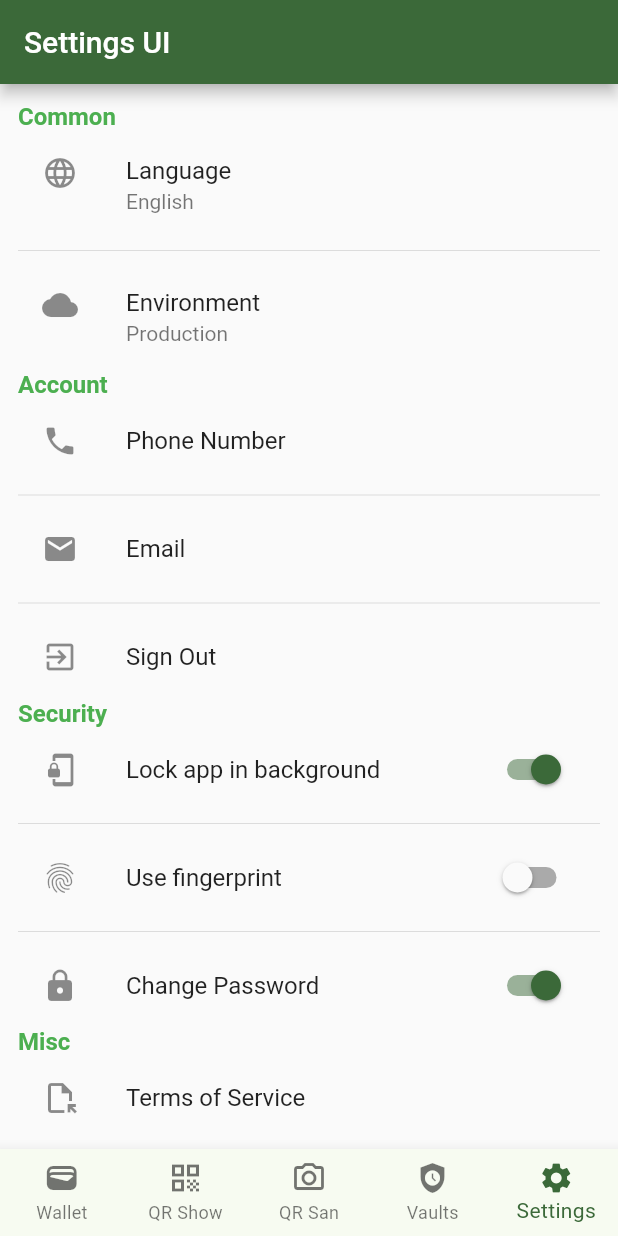
After one commit to MaximEdogawa/seedsaver_wallet, a Flutter app: the screen it shows after launch, item 5 of the bottom bar chosen, on a phone screen of 412 x 824 dp. The commit adds this screen. Run offline on Flutter 3.47's test engine with Material 2 defaults, Android fonts, the phone set to English and light mode, and no system bars; our stand-ins replace file_picker, flutter_credit_card, logger, objectbox, qr_flutter, share; missing offline and left inert: base32, cryptography, flutter_zxing; generated files the repository leaves out were written again.

```diff
--- a/lib/constants/api_constants.dart
+++ b/lib/constants/api_constants.dart
@@ -1,4 +1,4 @@
 class ApiConstants {
-  static String baseUrl = 'http://192.168.0.115:8080';
+  static String baseUrl = '192.168.0.115:8080';
   static String init = '/init';
 }
--- a/lib/main.dart
+++ b/lib/main.dart
@@ -6,6 +6,7 @@ import 'package:seedsaver_wallet/widgets/load_createQr_widget.dart';
 import 'package:seedsaver_wallet/widgets/not_yet_implemented_widget.dart';
 import 'package:seedsaver_wallet/widgets/vault_init_widget.dart';
 import 'package:seedsaver_wallet/store/data_store.dart';
+import 'package:seedsaver_wallet/views/settingsview.dart';
 
 late ObjectBox objectbox;
 
@@ -65,6 +66,9 @@ class _HomePageState extends State<HomePage> {
       case 3:
         page = NotYetImplementedCard();
         break;
+      case 4:
+        page = SettingsPage();
+        break;
       default:
         throw UnimplementedError('no widget for $selectedIndex');
     }
@@ -104,6 +108,10 @@ class _HomePageState extends State<HomePage> {
                         icon: Icon(Icons.safety_check),
                         label: 'Vaults',
                       ),
+                      BottomNavigationBarItem(
+                        icon: Icon(Icons.settings),
+                        label: 'Settings',
+                      ),
                     ],
                     currentIndex: selectedIndex,
                     onTap: (value) {
@@ -138,6 +146,10 @@ class _HomePageState extends State<HomePage> {
                         icon: Icon(Icons.safety_check),
                         label: Text('Vaults'),
                       ),
+                      NavigationRailDestination(
+                        icon: Icon(Icons.settings),
+                        label: Text('Settings'),
+                      ),
                     ],
                     selectedIndex: selectedIndex,
                     onDestinationSelected: (value) {
--- /dev/null
+++ b/lib/views/settingsview.dart
@@ -0,0 +1,535 @@
+import 'dart:io';
+
+import 'package:flutter/material.dart';
+import 'package:flutter/cupertino.dart';
+
+void main() {
+  runApp(
+    const SettingsPage(),
+  );
+}
+
+class SettingsPage extends StatefulWidget {
+  const SettingsPage({Key? key}) : super(key: key);
+
+  @override
+  State<SettingsPage> createState() => _SettingsPageState();
+}
+
+class _SettingsPageState extends State<SettingsPage> {
+  TextStyle headingStyle = const TextStyle(
+      fontSize: 16, fontWeight: FontWeight.w600, color: Colors.green);
+
+  bool lockAppSwitchVal = true;
+  bool fingerprintSwitchVal = false;
+  bool changePassSwitchVal = true;
+
+  TextStyle headingStyleIOS = const TextStyle(
+    fontWeight: FontWeight.w600,
+    fontSize: 16,
+    color: CupertinoColors.inactiveGray,
+  );
+  TextStyle descStyleIOS = const TextStyle(color: CupertinoColors.inactiveGray);
+
+  @override
+  Widget build(BuildContext context) {
+    var theme = Theme.of(context);
+    var style = theme.textTheme.displayMedium!.copyWith(
+      color: theme.colorScheme.onPrimary,
+    );
+    return (Platform.isAndroid)
+        ? MaterialApp(
+            debugShowCheckedModeBanner: false,
+            theme: ThemeData(
+              colorScheme: ColorScheme.fromSwatch().copyWith(
+                primary: theme.colorScheme.primary,
+                secondary: Colors.greenAccent,
+              ),
+            ),
+            home: Scaffold(
+              appBar: AppBar(
+                title: const Text("Settings UI"),
+              ),
+              body: SingleChildScrollView(
+                child: Container(
+                  padding: const EdgeInsets.all(12),
+                  alignment: Alignment.center,
+                  child: Column(
+                    crossAxisAlignment: CrossAxisAlignment.start,
+                    children: [
+                      Row(
+                        mainAxisAlignment: MainAxisAlignment.start,
+                        children: [
+                          Text(
+                            "Common",
+                            style: headingStyle,
+                          ),
+                        ],
+                      ),
+                      const ListTile(
+                        leading: Icon(Icons.language),
+                        title: Text("Language"),
+                        subtitle: Text("English"),
+                      ),
+                      const Divider(),
+                      const ListTile(
+                        leading: Icon(Icons.cloud),
+                        title: Text("Environment"),
+                        subtitle: Text("Production"),
+                      ),
+                      Row(
+                        mainAxisAlignment: MainAxisAlignment.start,
+                        children: [
+                          Text("Account", style: headingStyle),
+                        ],
+                      ),
+                      const ListTile(
+                        leading: Icon(Icons.phone),
+                        title: Text("Phone Number"),
+                      ),
+                      const Divider(),
+                      const ListTile(
+                        leading: Icon(Icons.mail),
+                        title: Text("Email"),
+                      ),
+                      const Divider(),
+                      const ListTile(
+                        leading: Icon(Icons.exit_to_app),
+                        title: Text("Sign Out"),
+                      ),
+                      Row(
+                        mainAxisAlignment: MainAxisAlignment.start,
+                        children: [
+                          Text("Security", style: headingStyle),
+                        ],
+                      ),
+                      ListTile(
+                        leading: const Icon(Icons.phonelink_lock_outlined),
+                        title: const Text("Lock app in background"),
+                        trailing: Switch(
+                            value: lockAppSwitchVal,
+                            activeColor: theme.colorScheme.primary,
+                            onChanged: (val) {
+                              setState(() {
+                                lockAppSwitchVal = val;
+                              });
+                            }),
+                      ),
+                      const Divider(),
+                      ListTile(
+                        leading: const Icon(Icons.fingerprint),
+                        title: const Text("Use fingerprint"),
+                        trailing: Switch(
+                            value: fingerprintSwitchVal,
+                            activeColor: theme.colorScheme.primary,
+                            onChanged: (val) {
+                              setState(() {
+                                fingerprintSwitchVal = val;
+                              });
+                            }),
+                      ),
+                      const Divider(),
+                      ListTile(
+                        leading: const Icon(Icons.lock),
+                        title: const Text("Change Password"),
+                        trailing: Switch(
+                            value: changePassSwitchVal,
+                            activeColor: theme.colorScheme.primary,
+                            onChanged: (val) {
+                              setState(() {
+                                changePassSwitchVal = val;
+                              });
+                            }),
+                      ),
+                      Row(
+                        mainAxisAlignment: MainAxisAlignment.start,
+                        children: [
+                          Text("Misc", style: headingStyle),
+                        ],
+                      ),
+                      const ListTile(
+                        leading: Icon(Icons.file_open_outlined),
+                        title: Text("Terms of Service"),
+                      ),
+                      const Divider(),
+                      const ListTile(
+                        leading: Icon(Icons.file_copy_outlined),
+                        title: Text("Open Source and Licences"),
+                      ),
+                    ],
+                  ),
+                ),
+              ),
+            ),
+          )
+        : CupertinoApp(
+            debugShowCheckedModeBanner: false,
+            home: CupertinoPageScaffold(
+              navigationBar: const CupertinoNavigationBar(
+                backgroundColor: CupertinoColors.destructiveRed,
+                middle: Text("Settings UI"),
+              ),
+              child: Container(
+                height: double.infinity,
+                width: double.infinity,
+                color: CupertinoColors.extraLightBackgroundGray,
+                child: Column(
+                  children: [
+                    //Common
+                    const SizedBox(height: 14),
+                    Row(
+                      mainAxisAlignment: MainAxisAlignment.start,
+                      children: [
+                        const SizedBox(width: 12),
+                        Text(
+                          "Common",
+                          style: headingStyleIOS,
+                        ),
+                      ],
+                    ),
+                    const SizedBox(height: 8),
+                    Container(
+                      width: double.infinity,
+                      color: CupertinoColors.white,
+                      child: Column(
+                        children: [
+                          Container(
+                            alignment: Alignment.center,
+                            width: double.infinity,
+                            height: 38,
+                            child: Row(
+                              crossAxisAlignment: CrossAxisAlignment.center,
+                              mainAxisAlignment: MainAxisAlignment.center,
+                              children: [
+                                const SizedBox(width: 12),
+                                const Icon(
+                                  Icons.language,
+                                  color: Colors.grey,
+                                ),
+                                const SizedBox(width: 12),
+                                const Text("Language"),
+                                const Spacer(),
+                                Text(
+                                  "English",
+                                  style: descStyleIOS,
+                                ),
+                                const SizedBox(width: 5),
+                                const Icon(
+                                  CupertinoIcons.right_chevron,
+                                  color: CupertinoColors.inactiveGray,
+                                ),
+                                const SizedBox(width: 8),
+                              ],
+                            ),
+                          ),
+                          const Divider(),
+                          Container(
+                            width: double.infinity,
+                            height: 38,
+                            alignment: Alignment.center,
+                            child: Row(
+                              children: [
+                                const SizedBox(width: 12),
+                                const Icon(
+                                  Icons.cloud,
+                                  color: Colors.grey,
+                                ),
+                                const SizedBox(width: 12),
+                                const Text("Environment"),
+                                const Spacer(),
+                                Text(
+                                  "Production",
+                                  style: descStyleIOS,
+                                ),
+                                const SizedBox(width: 5),
+                                const Icon(
+                                  CupertinoIcons.right_chevron,
+                                  color: CupertinoColors.inactiveGray,
+                                ),
+                                const SizedBox(width: 8),
+                              ],
+                            ),
+                          ),
+                        ],
+                      ),
+                    ),
+                    //Account
+                    const SizedBox(height: 14),
+                    Row(
+                      mainAxisAlignment: MainAxisAlignment.start,
+                      children: [
+                        const SizedBox(width: 12),
+                        Text(
+                          "Account",
+                          style: headingStyleIOS,
+                        ),
+                      ],
+                    ),
+                    const SizedBox(height: 8),
+                    Container(
+                      width: double.infinity,
+                      color: CupertinoColors.white,
+                      child: Column(
+                        children: [
+                          Container(
+                            alignment: Alignment.center,
+                            width: double.infinity,
+                            height: 38,
+                            child: Row(
+                              crossAxisAlignment: CrossAxisAlignment.center,
+                              mainAxisAlignment: MainAxisAlignment.center,
+                              children: const [
+                                SizedBox(width: 12),
+                                Icon(
+                                  Icons.phone,
+                                  color: Colors.grey,
+                                ),
+                                SizedBox(width: 12),
+                                Text("Phone Number"),
+                                Spacer(),
+                                Icon(
+                                  CupertinoIcons.right_chevron,
+                                  color: CupertinoColors.inactiveGray,
+                                ),
+                                SizedBox(width: 8),
+                              ],
+                            ),
+                          ),
+                          const Divider(),
+                          Container(
+                            alignment: Alignment.center,
+                            width: double.infinity,
+                            height: 38,
+                            child: Row(
+                              crossAxisAlignment: CrossAxisAlignment.center,
+                              mainAxisAlignment: MainAxisAlignment.center,
+                              children: const [
+                                SizedBox(width: 12),
+                                Icon(
+                                  Icons.mail,
+                                  color: Colors.grey,
+                                ),
+                                SizedBox(width: 12),
+                                Text("Email"),
+                                Spacer(),
+                                Icon(
+                                  CupertinoIcons.right_chevron,
+                                  color: CupertinoColors.inactiveGray,
+                                ),
+                                SizedBox(width: 8),
+                              ],
+                            ),
+                          ),
+                          const Divider(),
+                          Container(
+                            alignment: Alignment.center,
+                            width: double.infinity,
+                            height: 38,
+                            child: Row(
+                              crossAxisAlignment: CrossAxisAlignment.center,
+                              mainAxisAlignment: MainAxisAlignment.center,
+                              children: const [
+                                SizedBox(width: 12),
+                                Icon(
+                                  Icons.exit_to_app,
+                                  color: Colors.grey,
+                                ),
+                                SizedBox(width: 12),
+                                Text("Sign Out"),
+                                Spacer(),
+                                Icon(
+                                  CupertinoIcons.right_chevron,
+                                  color: CupertinoColors.inactiveGray,
+                                ),
+                                SizedBox(width: 8),
+                              ],
+                            ),
+                          ),
+                        ],
+                      ),
+                    ),
+                    //Security
+                    const SizedBox(height: 14),
+                    Row(
+                      mainAxisAlignment: MainAxisAlignment.start,
+                      children: [
+                        const SizedBox(width: 12),
+                        Text(
+                          "Security",
+                          style: headingStyleIOS,
+                        ),
+                      ],
+                    ),
+                    const SizedBox(height: 8),
+                    Container(
+                      width: double.infinity,
+                      color: CupertinoColors.white,
+                      child: Column(
+                        children: [
+                          Container(
+                            alignment: Alignment.center,
+                            width: double.infinity,
+                            height: 38,
+                            child: Row(
+                              crossAxisAlignment: CrossAxisAlignment.center,
+                              mainAxisAlignment: MainAxisAlignment.center,
+                              children: [
+                                const SizedBox(width: 12),
+                                const Icon(
+                                  Icons.phonelink_lock_outlined,
+                                  color: Colors.grey,
+                                ),
+                                const SizedBox(width: 12),
+                                const Text("Lock app in Background"),
+                                const Spacer(),
+                                CupertinoSwitch(
+                                    value: lockAppSwitchVal,
+                                    activeColor: CupertinoColors.destructiveRed,
+                                    onChanged: (val) {
+                                      setState(() {
+                                        lockAppSwitchVal = val;
+                                      });
+                                    }),
+                                const SizedBox(width: 8),
+                              ],
+                            ),
+                          ),
+                          const Divider(),
+                          Container(
+                            alignment: Alignment.center,
+                            width: double.infinity,
+                            height: 38,
+                            child: Row(
+                              crossAxisAlignment: CrossAxisAlignment.center,
+                              mainAxisAlignment: MainAxisAlignment.center,
+                              children: [
+                                const SizedBox(width: 12),
+                                const Icon(
+                                  Icons.fingerprint,
+                                  color: Colors.grey,
+                                ),
+                                const SizedBox(width: 12),
+                                const Text("Use Fingerprint"),
+                                const Spacer(),
+                                CupertinoSwitch(
+                                  value: fingerprintSwitchVal,
+                                  onChanged: (val) {
+                                    setState(() {
+                                      fingerprintSwitchVal = val;
+                                    });
+                                  },
+                                ),
+                                const SizedBox(width: 8),
+                              ],
+                            ),
+                          ),
+                          const Divider(),
+                          Container(
+                            alignment: Alignment.center,
+                            width: double.infinity,
+                            height: 38,
+                            child: Row(
+                              crossAxisAlignment: CrossAxisAlignment.center,
+                              mainAxisAlignment: MainAxisAlignment.center,
+                              children: [
+                                const SizedBox(width: 12),
+                                const Icon(
+                                  Icons.lock,
+                                  color: Colors.grey,
+                                ),
+                                const SizedBox(width: 12),
+                                const Text("Change Password"),
+                                const Spacer(),
+                                CupertinoSwitch(
+                                  value: changePassSwitchVal,
+                                  activeColor: CupertinoColors.destructiveRed,
+                                  onChanged: (val) {
+                                    setState(() {
+                                      changePassSwitchVal = val;
+                                    });
+                                  },
+                                ),
+                                const SizedBox(width: 8),
+                              ],
+                            ),
+                          ),
+                        ],
+                      ),
+                    ),
+                    //Misc
+                    const SizedBox(height: 14),
+                    Row(
+                      mainAxisAlignment: MainAxisAlignment.start,
+                      children: [
+                        const SizedBox(width: 12),
+                        Text(
+                          "Misc",
+                          style: headingStyleIOS,
+                        ),
+                      ],
+                    ),
+                    const SizedBox(height: 8),
+                    Container(
+                      width: double.infinity,
+                      color: CupertinoColors.white,
+                      child: Column(
+                        children: [
+                          Container(
+                            alignment: Alignment.center,
+                            width: double.infinity,
+                            height: 38,
+                            child: Row(
+                              crossAxisAlignment: CrossAxisAlignment.center,
+                              mainAxisAlignment: MainAxisAlignment.center,
+                              children: const [
+                                SizedBox(width: 12),
+                                Icon(
+                                  Icons.file_open_sharp,
+                                  color: Colors.grey,
+                                ),
+                                SizedBox(width: 12),
+                                Text("Terms of Service"),
+                                Spacer(),
+                                Icon(
+                                  CupertinoIcons.right_chevron,
+                                  color: CupertinoColors.inactiveGray,
+                                ),
+                                SizedBox(width: 8),
+                              ],
+                            ),
+                          ),
+                          const Divider(),
+                          Container(
+                            alignment: Alignment.center,
+                            width: double.infinity,
+                            height: 38,
+                            child: Row(
+                              crossAxisAlignment: CrossAxisAlignment.center,
+                              mainAxisAlignment: MainAxisAlignment.center,
+                              children: const [
+                                SizedBox(width: 12),
+                                Icon(
+                                  Icons.file_copy_sharp,
+                                  color: Colors.grey,
+                                ),
+                                SizedBox(width: 12),
+                                Text("Open Source Licenses"),
+                                Spacer(),
+                                Icon(
+                                  CupertinoIcons.right_chevron,
+                                  color: CupertinoColors.inactiveGray,
+                                ),
+                                SizedBox(width: 8),
+                              ],
+                            ),
+                          ),
+                        ],
+                      ),
+                    ),
+                  ],
+                ),
+              ),
+            ),
+          );
+  }
+}
--- a/pubspec.yaml
+++ b/pubspec.yaml
@@ -13,8 +13,7 @@ dependencies:
   flutter_credit_card: ^3.0.1
   english_words: ^4.0.0
   provider: ^6.0.0
-  flutter_zxing: ^1.1.1
-  image: ^4.0.15
+  flutter_zxing: ^1.2.0
   base32: ^2.1.3
   path_provider: ^2.0.13
   share: ^2.0.4
@@ -22,12 +21,12 @@ dependencies:
   cryptography: ^2.5.0
   qr_flutter: ^4.0.0
   hex: ^0.2.0
-  flutter_launcher_icons: ^0.12.0
   chia_crypto_utils: ^1.0.16
   http: ^0.13.6
   objectbox: ^2.0.0
   objectbox_flutter_libs: any
   logger: ^1.3.0
+  flutter_launcher_icons: ^0.9.3
 
 dev_dependencies:
   build_runner: ^2.3.3
```
Also changed, not shown: assets/images/logo_only.png, pubspec.lock.
